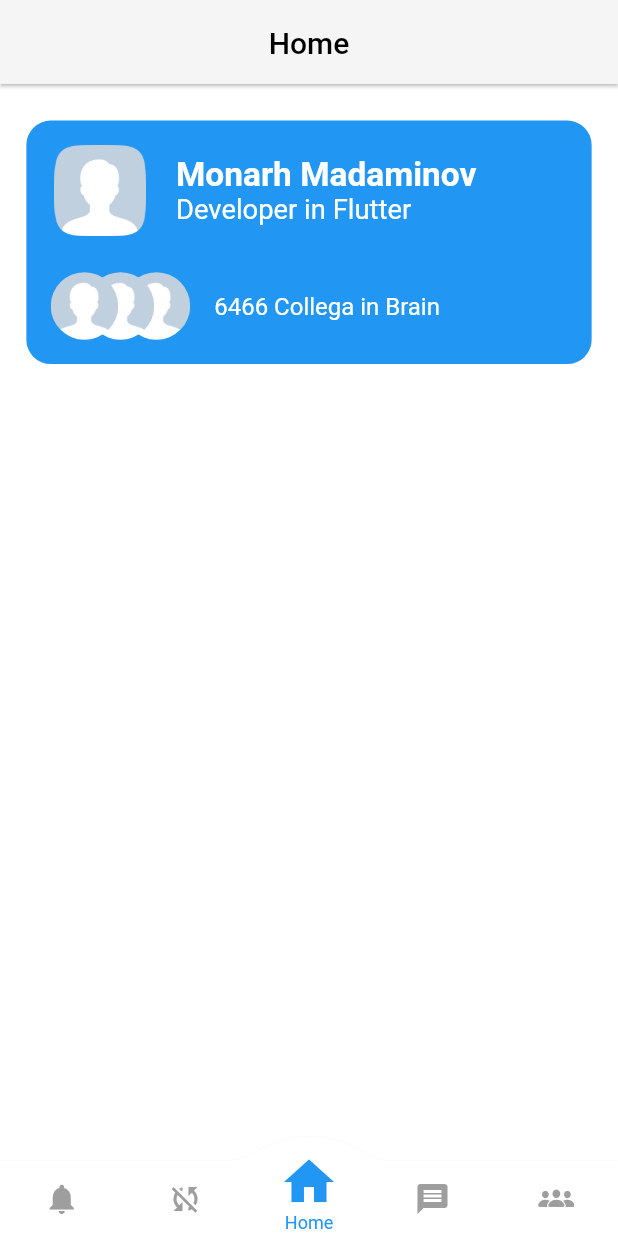
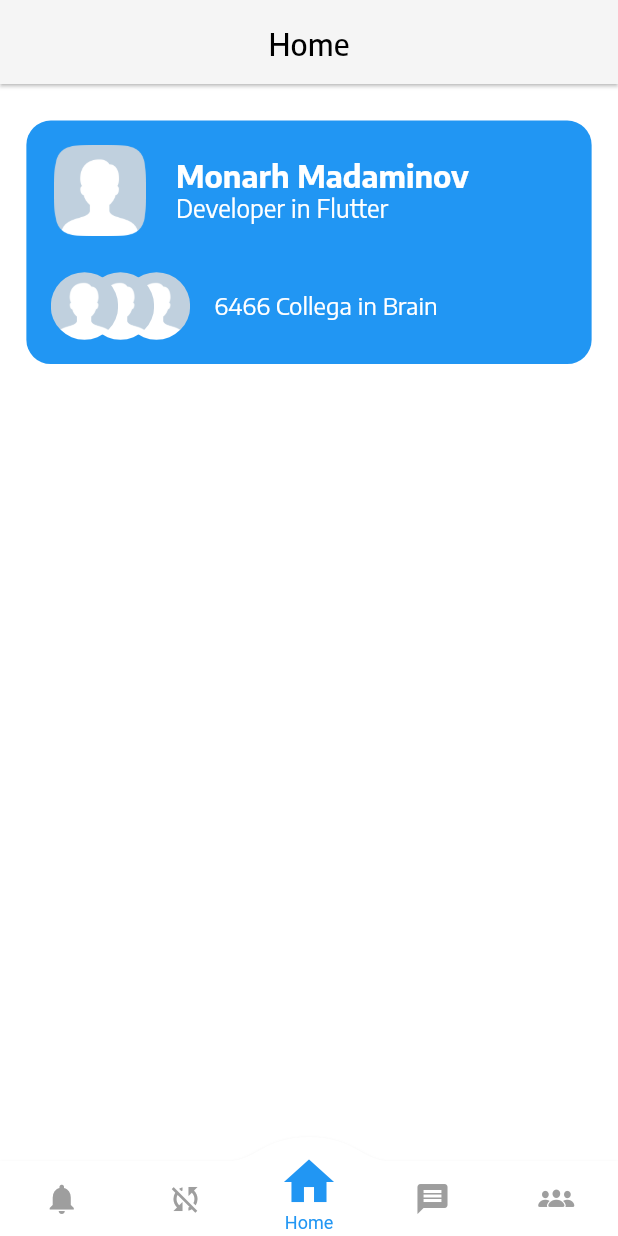
Before and after one commit to zabirrihan/hr_app, a Flutter app: the screen it shows after launch, after a tap on "Login", on a phone screen of 412 x 824 dp. Run offline on Flutter 3.47's test engine with Material 2 defaults, Android fonts, the phone set to English and light mode, and no system bars; drawn by our look-alikes of convex_bottom_bar; missing offline and left inert: custom_check_box.

Commit message:
add fonts

```diff
--- a/lib/src/ui/main_screen/home/home_screen.dart
+++ b/lib/src/ui/main_screen/home/home_screen.dart
@@ -50,13 +50,13 @@ class _HomeScreenState extends State<HomeScreen> {
                           'Monarh Madaminov',
                           textAlign: TextAlign.start,
                           style: Utils.style(
-                              22 * h, 26, Colors.white, FontWeight.bold),
+                              20 * h, 24, Colors.white, FontWeight.bold),
                         ),
                         Text(
                           'Developer in Flutter',
                           textAlign: TextAlign.start,
                           style: Utils.style(
-                              18 * h, 22, Colors.white, FontWeight.normal),
+                              16 * h, 20, Colors.white, FontWeight.normal),
                         ),
                       ],
                     ),
--- a/pubspec.yaml
+++ b/pubspec.yaml
@@ -34,7 +34,7 @@ flutter:
     - assets/fonts/
 
   fonts:
-    - family: Monrope
+    - family: EncodeSans
       fonts:
         - asset: assets/fonts/EncodeSans-Light.ttf
           weight: 300
```
